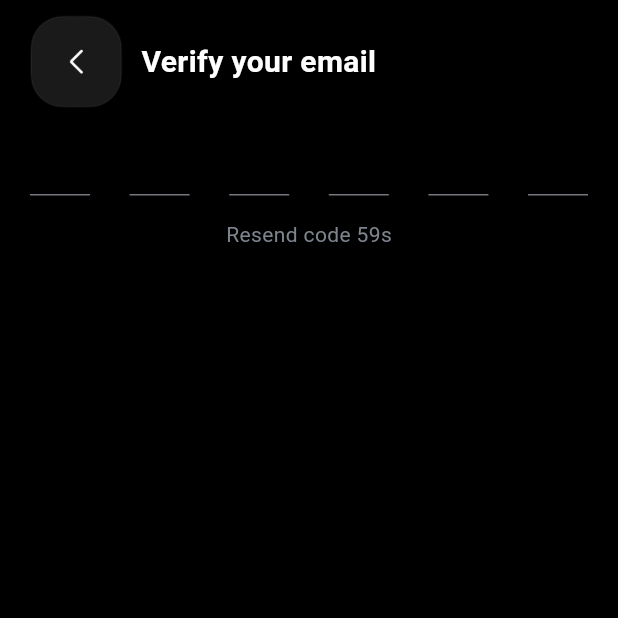
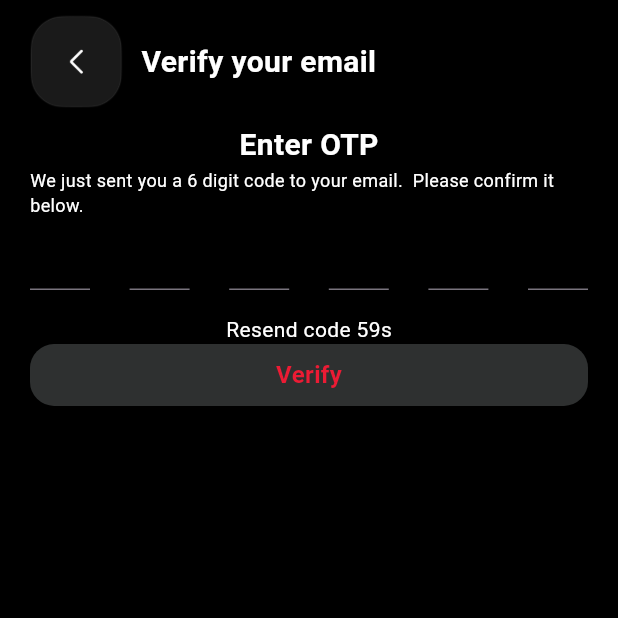
Before and after one commit to rayhantmt/Nate, a Flutter app: the OtpPageView screen opened by its route, on a phone screen of 412 x 824 dp, the top half of it. Run offline on Flutter 3.47's test engine with Material 3 defaults, Android fonts, the phone set to English and light mode, and no system bars; our stand-ins replace get, google_fonts.

Commit message:
done wtih the otp page

```diff
--- a/lib/modules/otp_page/otp_page.dart
+++ b/lib/modules/otp_page/otp_page.dart
@@ -2,6 +2,7 @@ import 'package:flutter/material.dart';
 import 'package:flutter/services.dart';
 import 'package:get/get.dart';
 import 'package:google_fonts/google_fonts.dart';
+import 'package:nate/common_widgets/common_button.dart';
 import 'package:nate/modules/otp_page/otp_page_controller.dart';
 import 'package:nate/utils/app_images.dart';
 
@@ -34,7 +35,22 @@ class OtpPageView extends GetView<OtpController> {
                   ],
                 ),
 
+Text('Enter OTP',
+style: GoogleFonts.roboto(
+  fontWeight: FontWeight.w700,
+  fontSize: 20,
+  color: Colors.white
+)
+),
+Text('We just sent you a 6 digit code to your email.  Please confirm it below.',
+maxLines: 3,
+style: GoogleFonts.roboto(
+  fontWeight: FontWeight.w400,
+  fontSize: 12,
+  color: Colors.white,
 
+),
+),
 
                  Row(
                   mainAxisAlignment: MainAxisAlignment.spaceBetween,
@@ -51,6 +67,7 @@ class OtpPageView extends GetView<OtpController> {
                         style: const TextStyle(
                           fontSize: 20,
                           fontWeight: FontWeight.w500,
+                          color: Colors.white
                         ),
                         decoration: const InputDecoration(
                           counterText: '',
@@ -74,11 +91,12 @@ class OtpPageView extends GetView<OtpController> {
                             : "Resend code ${controller.secondsRemaining}s",
                         style: TextStyle(
                           color: controller.secondsRemaining.value == 0
-                              ? const Color(0xFF1B1E28)
-                              : const Color(0xFF7D848D),
+                              ? Colors.white
+                              :Colors.white,
                         ),
                       ),
                     )),
+                    CommonButton(tittle: 'Verify')
               ],
             ),
           ),
```
